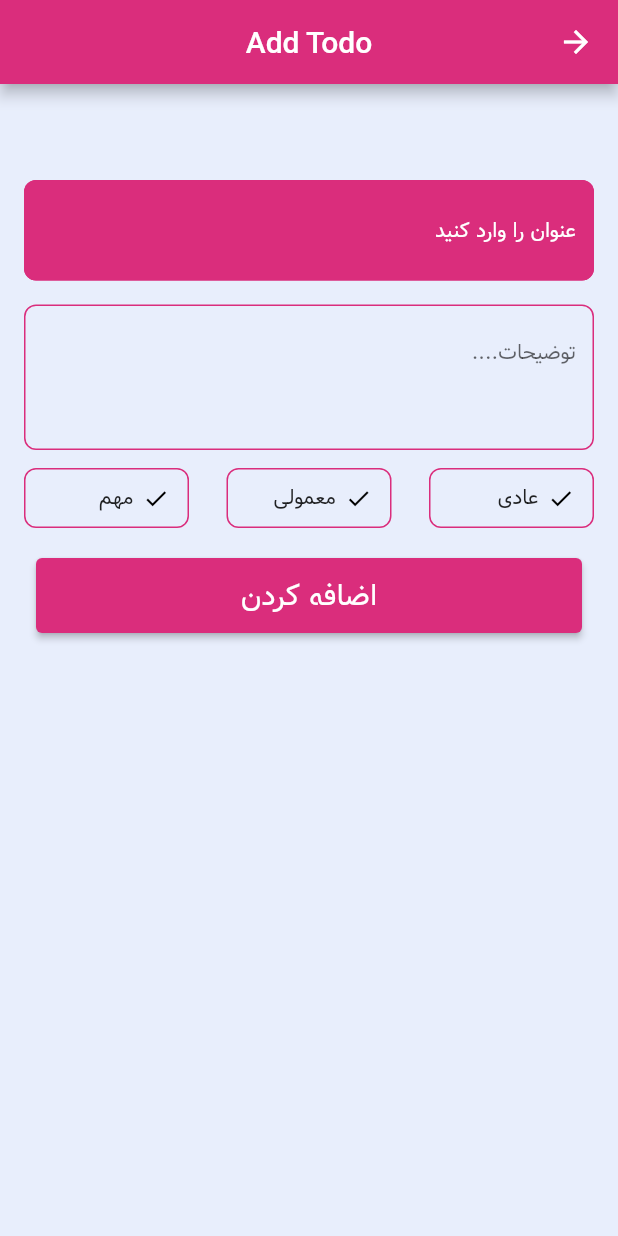
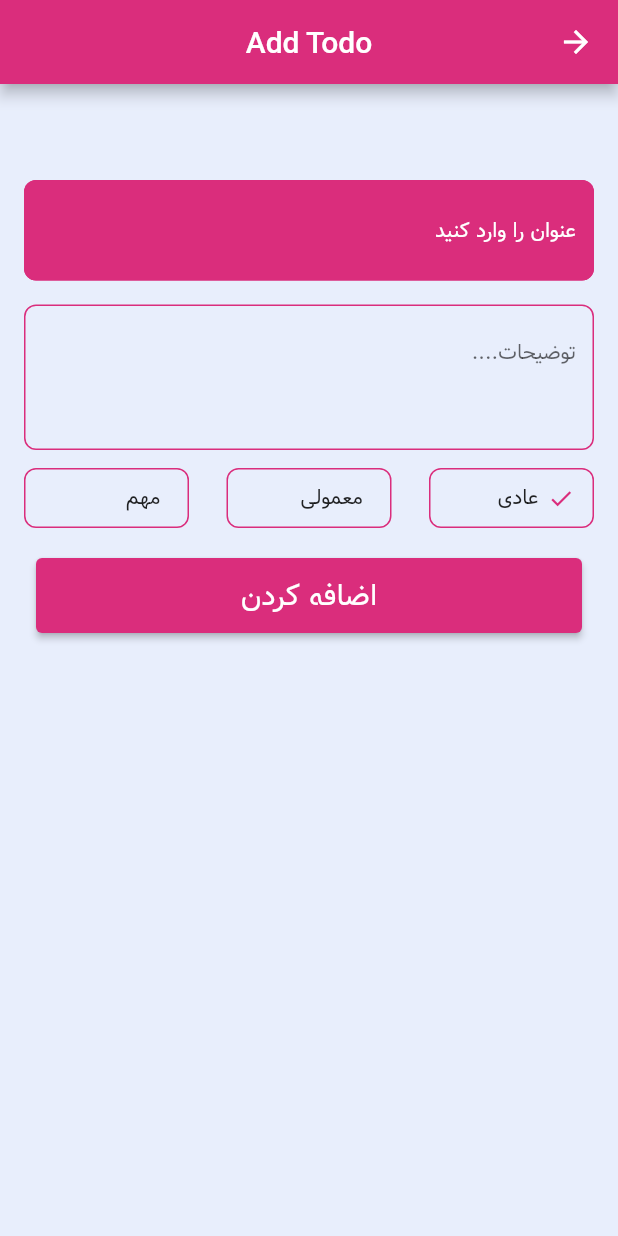
Before and after one commit to mohammad-dehghanifard/todoApp_Flutter, a Flutter app: the screen it shows after launch, after a tap on the "add" icon, on a phone screen of 412 x 824 dp. Run offline on Flutter 3.47's test engine with Material 2 defaults, Android fonts, the phone set to English and light mode, and no system bars; our stand-ins replace get, hive, hive_flutter; accounts and stored records are empty.

Commit message:
Implementation Add && Edit task

```diff
--- /dev/null
+++ b/lib/constants/routes/routs_pages.dart
@@ -0,0 +1,3 @@
+class RoutePages{
+  static const addOrEditPageRoute = "/addOrEditTask";
+}
--- a/lib/main.dart
+++ b/lib/main.dart
@@ -1,9 +1,6 @@
 import 'package:flutter/material.dart';
-import 'package:get/get.dart';
-import 'package:get/get_core/get_core.dart';
 import 'package:hive_flutter/hive_flutter.dart';
 import 'package:todo_app_flutter/constants/app_keys/app_keys.dart';
-import 'package:todo_app_flutter/controller/data_base/data_base_controller.dart';
 import 'package:todo_app_flutter/model/priority/priority_model.dart';
 import 'package:todo_app_flutter/model/task/task_model.dart';
 import 'package:todo_app_flutter/view/main/main_screen.dart';
--- a/lib/view/add_or_edit/screen/add_or_edit_screen.dart
+++ b/lib/view/add_or_edit/screen/add_or_edit_screen.dart
@@ -1,9 +1,28 @@
 import 'package:flutter/material.dart';
+import 'package:flutter/scheduler.dart';
+import 'package:get/get.dart';
+import 'package:get/get_core/src/get_main.dart';
 import 'package:todo_app_flutter/constants/colors/app_colors.dart';
+import 'package:todo_app_flutter/controller/data_base/data_base_controller.dart';
+import 'package:todo_app_flutter/model/priority/priority_model.dart';
 import 'package:todo_app_flutter/view/add_or_edit/widget/priority_task_widget.dart';
 
-class AddOrEditTodoScreen extends StatelessWidget {
+class AddOrEditTodoScreen extends StatefulWidget {
   const AddOrEditTodoScreen({Key? key}) : super(key: key);
+
+  @override
+  State<AddOrEditTodoScreen> createState() => _AddOrEditTodoScreenState();
+}
+
+class _AddOrEditTodoScreenState extends State<AddOrEditTodoScreen> {
+  HiveDataBaseController controller = Get.put(HiveDataBaseController());
+  @override
+  void initState() {
+    controller.task = Get.arguments;
+    controller.taskTitleTextFieldController.text = controller.task.title;
+    controller.descriptionTextFieldController.text = controller.task.description;
+    super.initState();
+  }
 
   @override
   Widget build(BuildContext context) {
@@ -19,6 +38,7 @@ class AddOrEditTodoScreen extends StatelessWidget {
         child: Column(
           children:  [
              TextField(
+               controller: controller.taskTitleTextFieldController,
               style: const TextStyle(color: Colors.white,fontFamily: "Dirooz"),
               decoration: InputDecoration(
                   filled: true,
@@ -28,27 +48,44 @@ class AddOrEditTodoScreen extends StatelessWidget {
               ),
             ),
             const SizedBox(height: 16),
-            const TextField(
+             TextField(
+              controller: controller.descriptionTextFieldController,
               maxLines: 3,
-              decoration: InputDecoration(
+              decoration: const InputDecoration(
                 hintText: "توضیحات....",
                 hintStyle: const TextStyle(fontSize: 14,fontFamily: 'Dirooz')
               ),
             ),
             const SizedBox(height: 12),
-            Row(
-              mainAxisAlignment: MainAxisAlignment.spaceBetween,
-              children: const [
-                PriorityTask(title: "عادی"),
-                PriorityTask(title: "معمولی"),
-                PriorityTask(title: "مهم"),
-              ],
+            Obx(
+              ()=> Row(
+                mainAxisAlignment: MainAxisAlignment.spaceBetween,
+                children:  [
+                  PriorityTask(
+                      title: "عادی",
+                      selected: controller.taskPriority.value == PriorityModel.low,
+                      onTap: () => controller.taskPriority.value = PriorityModel.low,
+                  ),
+                  PriorityTask(
+                      title: "معمولی",
+                      selected: controller.taskPriority.value == PriorityModel.normal,
+                      onTap: () => controller.taskPriority.value = PriorityModel.normal,
+                  ),
+                  PriorityTask(
+                      title: "مهم",
+                      selected: controller.taskPriority.value == PriorityModel.height,
+                      onTap: () => controller.taskPriority.value = PriorityModel.height,
+                  ),
+                ],
+              ),
             ),
             const SizedBox(height: 12),
             Padding(
               padding: const EdgeInsets.all(8.0),
               child: ElevatedButton(
-                onPressed: () {},
+                onPressed: () {
+                  controller.addOrEditTask();
+                  },
                 child: const Text("اضافه کردن",style: TextStyle(fontSize: 20,fontFamily: "Dirooz"),),
               ),
             ),
--- a/lib/view/add_or_edit/widget/priority_task_widget.dart
+++ b/lib/view/add_or_edit/widget/priority_task_widget.dart
@@ -3,15 +3,15 @@ import 'package:flutter/widgets.dart';
 import 'package:todo_app_flutter/constants/colors/app_colors.dart';
 
 class PriorityTask extends StatelessWidget {
-  const PriorityTask({required this.title,Key? key}) : super(key: key);
+   PriorityTask({required this.title,required this.selected,required this.onTap,Key? key}) : super(key: key);
   final String title;
+  final bool selected;
+  final Function() onTap;
 
   @override
   Widget build(BuildContext context) {
-    return InkWell(
-      onTap: () {
-
-      },
+    return GestureDetector(
+      onTap: onTap,
       child: Container(
         width: 110,
         height: 40,
@@ -22,7 +22,8 @@ class PriorityTask extends StatelessWidget {
         ),
         child: Row(
           children: [
-            const Icon(Icons.check,size: 18,color: Colors.black),
+            if(selected)
+            Icon(Icons.check,size: 18,color: AppColors.lightYellowColor),
             const SizedBox(width: 6),
             Text(title,style: const TextStyle(fontFamily: "Dirooz"),)
           ],
--- a/lib/view/home/screen/home_screen.dart
+++ b/lib/view/home/screen/home_screen.dart
@@ -3,9 +3,9 @@ import 'package:get/get.dart';
 import 'package:hive_flutter/hive_flutter.dart';
 import 'package:todo_app_flutter/constants/app_keys/app_keys.dart';
 import 'package:todo_app_flutter/constants/colors/app_colors.dart';
+import 'package:todo_app_flutter/constants/routes/routs_pages.dart';
 import 'package:todo_app_flutter/controller/data_base/data_base_controller.dart';
 import 'package:todo_app_flutter/model/task/task_model.dart';
-import 'package:todo_app_flutter/view/add_or_edit/screen/add_or_edit_screen.dart';
 import 'package:todo_app_flutter/view/home/widgets/todo_item_widget.dart';
 
 class HomeScreen extends StatelessWidget {
@@ -21,25 +21,26 @@ class HomeScreen extends StatelessWidget {
       ),
       backgroundColor: AppColors.backgroundColor,
       floatingActionButton: FloatingActionButton(
-        onPressed: () {Get.to(const AddOrEditTodoScreen());},
+        onPressed: () {
+          Get.toNamed(RoutePages.addOrEditPageRoute,arguments: TaskModel());
+        },
         backgroundColor: AppColors.lightYellowColor,
         child: const Icon(Icons.add),
       ),
       floatingActionButtonLocation: FloatingActionButtonLocation.startFloat,
-      body: Obx(
-       () {
-         return ListView.builder(
-           shrinkWrap: true,
-           padding: const EdgeInsets.only(top: 32,bottom: 86),
-           itemCount: controller.box.value.values.toList().length,
-           itemBuilder: (context, index) {
-             return todoItemWidget(context);
-           },);
-       },
+      body: ValueListenableBuilder(
+        valueListenable: controller.box.listenable(),
+        builder: (context, box, child) {
+          var items = box.values.toList();
+          return ListView.builder(
+            padding: const EdgeInsets.only(top: 32, bottom: 86),
+            itemCount: items.length,
+            itemBuilder: (context, index) {
+              return todoItemWidget(context, items[index]);
+            },
+          );
+        },
       ),
-
     );
   }
-
-
 }
--- a/lib/view/main/main_screen.dart
+++ b/lib/view/main/main_screen.dart
@@ -1,6 +1,8 @@
 import 'package:flutter/material.dart';
 import 'package:get/get.dart';
 import 'package:todo_app_flutter/constants/colors/app_colors.dart';
+import 'package:todo_app_flutter/constants/routes/routs_pages.dart';
+import 'package:todo_app_flutter/view/add_or_edit/screen/add_or_edit_screen.dart';
 import 'package:todo_app_flutter/view/home/screen/home_screen.dart';
 
 class MainScreen extends StatelessWidget {
@@ -29,6 +31,9 @@ class MainScreen extends StatelessWidget {
             )
           )
         ),
+        getPages: [
+          GetPage(name: RoutePages.addOrEditPageRoute, page: () => const AddOrEditTodoScreen())
+        ],
         home: HomeScreen()
     );
   }
```
Also changed, not shown: lib/controller/data_base/data_base_controller.dart (+23 -3 lines), lib/view/home/widgets/custom_check_box_widget.dart (+4 -5 lines), lib/view/home/widgets/todo_item_widget.dart (+18 -5 lines).
